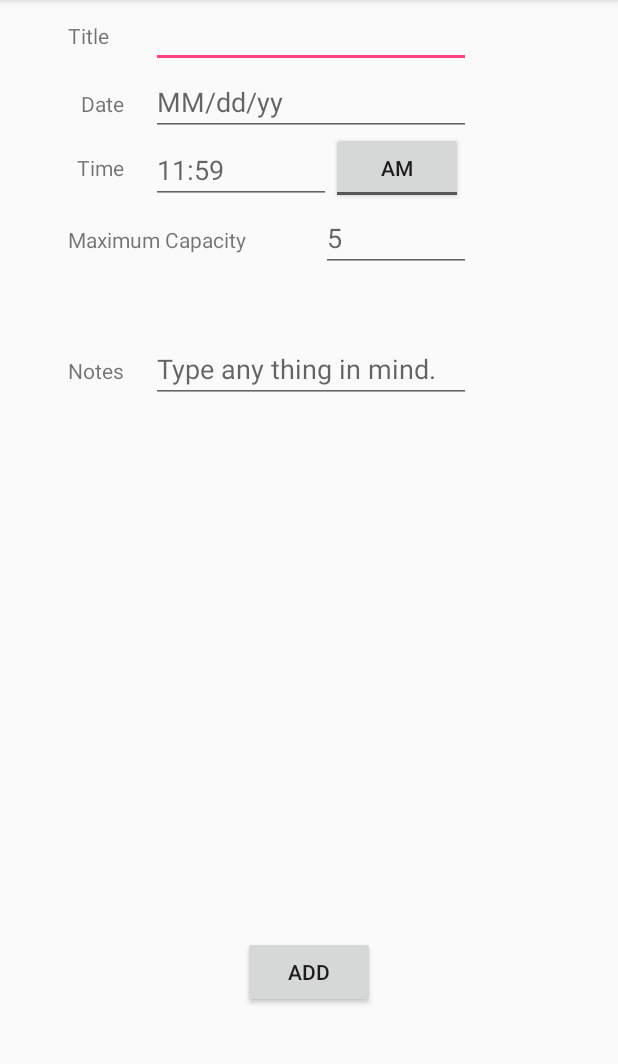
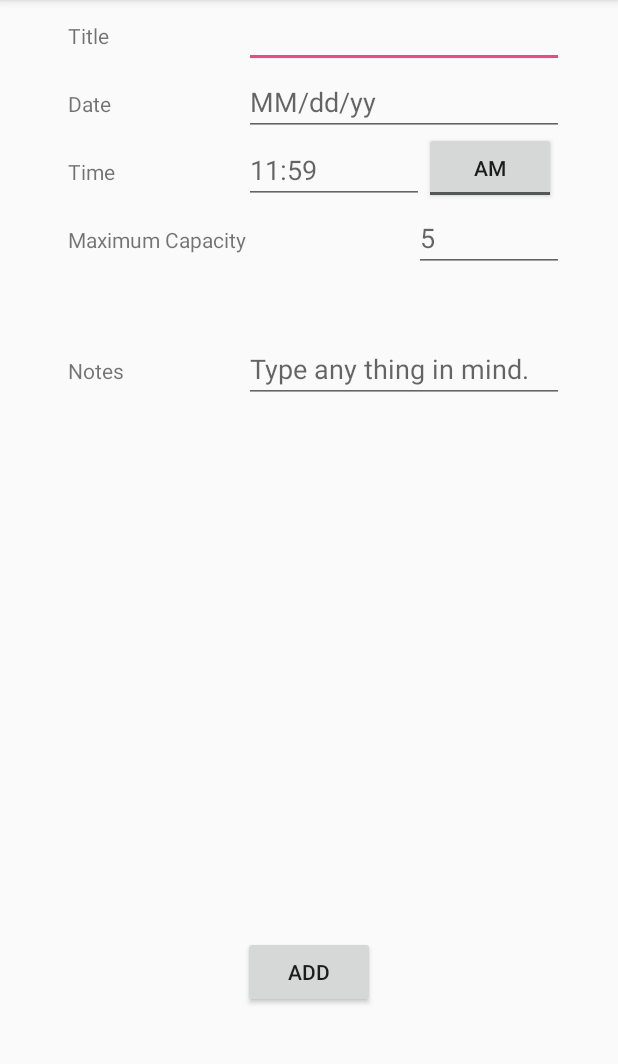
Before and after one commit to EllaKim0415/Bob-Pool, an Android app: the MakeNewRoomActivity screen opened directly, with no data from a screen before it, on a phone screen of 412 x 824 dp, the part 84-1148 px from its top. Run offline under Robolectric (Android 15) with nearby library versions, the phone set to English and light mode, and no system bars; our stand-ins replace Firebase (no records; nobody signed in at launch, a user with empty details on screens opened directly).

```diff
--- a/BobPool/app/src/main/res/layout/activity_make_new_room.xml
+++ b/BobPool/app/src/main/res/layout/activity_make_new_room.xml
@@ -49,13 +49,13 @@
         android:id="@+id/newname"
         android:layout_width="wrap_content"
         android:layout_height="wrap_content"
-        android:layout_marginLeft="18dp"
-        android:layout_marginStart="18dp"
         android:ems="10"
         android:inputType="textPersonName"
         android:layout_alignParentTop="true"
-        android:layout_toRightOf="@+id/textView7"
-        android:layout_toEndOf="@+id/textView7" />
+        android:layout_alignParentRight="true"
+        android:layout_alignParentEnd="true"
+        android:layout_marginRight="20dp"
+        android:layout_marginEnd="20dp" />
 
     <EditText
         android:id="@+id/newDate"
@@ -73,11 +73,11 @@
         android:id="@+id/textView3"
         android:layout_width="wrap_content"
         android:layout_height="wrap_content"
+        android:text="Date"
         android:layout_alignBaseline="@+id/newDate"
         android:layout_alignBottom="@+id/newDate"
-        android:layout_toLeftOf="@+id/newname"
-        android:layout_toStartOf="@+id/newname"
-        android:text="Date" />
+        android:layout_alignLeft="@+id/newRoomName"
+        android:layout_alignStart="@+id/newRoomName" />
 
     <EditText
         android:id="@+id/newTime"
@@ -94,11 +94,11 @@
         android:id="@+id/textView5"
         android:layout_width="wrap_content"
         android:layout_height="wrap_content"
-        android:layout_below="@+id/newDate"
-        android:layout_marginTop="11dp"
-        android:layout_toLeftOf="@+id/newname"
-        android:layout_toStartOf="@+id/newname"
-        android:text="Time" />
+        android:text="Time"
+        android:layout_alignBaseline="@+id/newTime"
+        android:layout_alignBottom="@+id/newTime"
+        android:layout_alignLeft="@+id/textView6"
+        android:layout_alignStart="@+id/textView6" />
 
     <TextView
         android:id="@+id/textView6"
```
